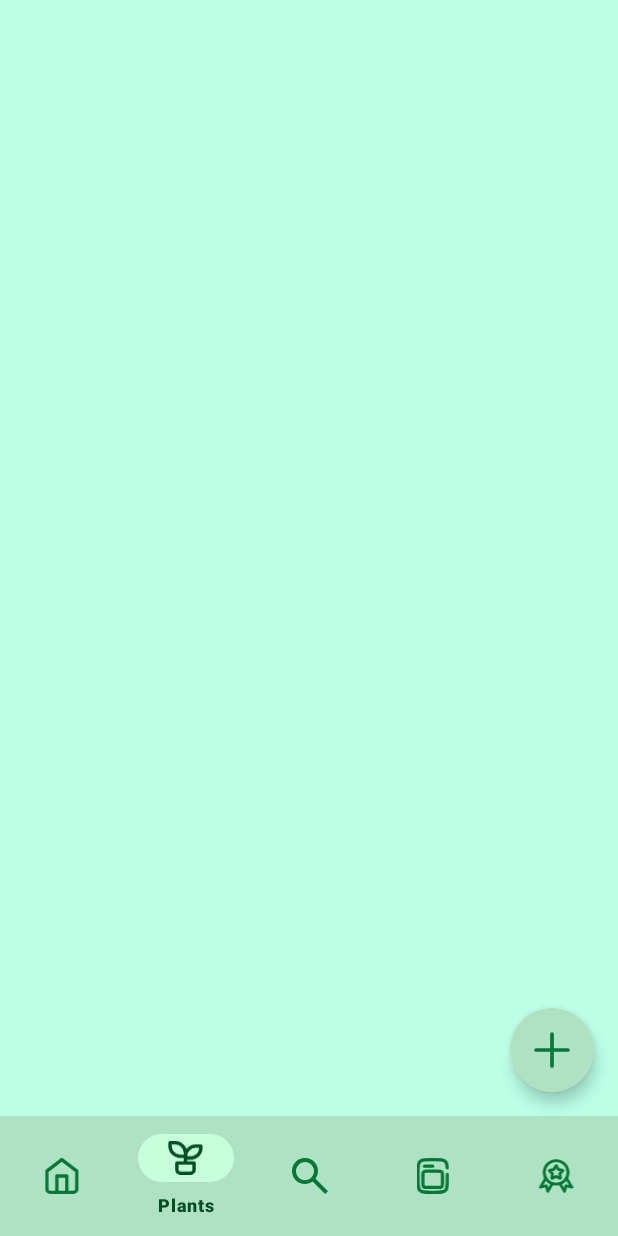
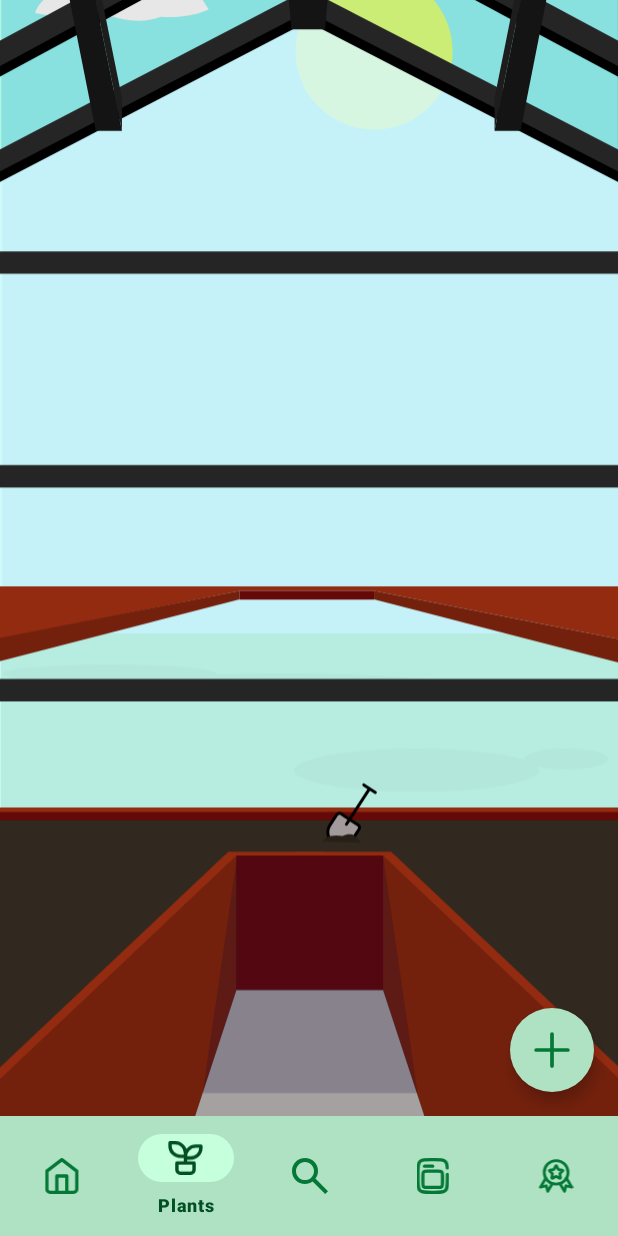
Before and after one commit to dion-choy/mad-plantopia, an Android app: the screen it shows after launch (MainActivity), item 2 of the bottom bar chosen, on a phone screen of 412 x 824 dp. Run offline under Robolectric (Android 15) with nearby library versions, the phone set to English and light mode, and no system bars; our stand-ins replace Volley.

Commit message:
add plant not fully working but started on

```diff
--- a/app/build.gradle
+++ b/app/build.gradle
@@ -1,5 +1,6 @@
 plugins {
     alias(libs.plugins.android.application)
+    alias(libs.plugins.google.gms.google.services)
 }
 
 android {
@@ -47,6 +48,7 @@ dependencies {
     implementation libs.material
     implementation libs.activity
     implementation libs.constraintlayout
+    implementation libs.firebase.auth
     testImplementation libs.junit
     androidTestImplementation libs.ext.junit
     androidTestImplementation libs.espresso.core
@@ -56,6 +58,8 @@ dependencies {
     implementation 'com.squareup.picasso:picasso:2.8'
 
     implementation 'pl.droidsonroids.gif:android-gif-drawable:1.2.17'
+
+    implementation 'com.hbb20:ccp:2.5.0'
 
     def camerax_version = "1.2.2"
     implementation "androidx.camera:camera-core:${camerax_version}"
--- a/app/src/main/java/com/sp/madproj/AddPlantActivity.java
+++ b/app/src/main/java/com/sp/madproj/AddPlantActivity.java
@@ -4,13 +4,17 @@ import android.os.Bundle;
 import android.text.Editable;
 import android.text.TextWatcher;
 import android.util.Log;
+import android.view.LayoutInflater;
 import android.view.View;
+import android.view.ViewGroup;
 import android.view.animation.Animation;
 import android.view.animation.AnimationUtils;
+import android.widget.AdapterView;
 import android.widget.ArrayAdapter;
 import android.widget.AutoCompleteTextView;
 import android.widget.ImageButton;
 import android.widget.ImageView;
+import android.widget.TextView;
 import android.widget.Toast;
 
 import androidx.appcompat.app.AppCompatActivity;
@@ -48,6 +52,7 @@ public class AddPlantActivity extends AppCompatActivity {
     AutoCompleteTextView speciesInput;
 
     List<String> model = new ArrayList<String>();
+    List<String> queries = new ArrayList<String>();
     ArrayAdapter<String> adapter = null;
 
     boolean queueFilled = false;
@@ -70,16 +75,12 @@ public class AddPlantActivity extends AppCompatActivity {
         selectVine.setOnClickListener(plantSelection);
         selectCactus.setOnClickListener(plantSelection);
 
-        model.add("aloe vera");
-        adapter = new ArrayAdapter<String>(this,android.R.layout.select_dialog_item, model);
+        adapter = new ArrayAdapter<String>(this, R.layout.autocomplete_dropdown, model);
         speciesInput = findViewById(R.id.speciesInput);
-        speciesInput.setThreshold(3);
         speciesInput.setAdapter(adapter);
         speciesInput.addTextChangedListener(new TextWatcher() {
             @Override
-            public void beforeTextChanged(CharSequence charSequence, int i, int i1, int i2) {
-
-            }
+            public void beforeTextChanged(CharSequence charSequence, int i, int i1, int i2) {}
 
             @Override
             public void onTextChanged(CharSequence charSequence, int i, int i1, int i2) {
@@ -87,8 +88,12 @@ public class AddPlantActivity extends AppCompatActivity {
             }
 
             @Override
-            public void afterTextChanged(Editable editable) {
-
+            public void afterTextChanged(Editable editable) {}
+        });
+        speciesInput.setOnItemClickListener(new AdapterView.OnItemClickListener() {
+            @Override
+            public void onItemClick(AdapterView<?> adapterView, View view, int i, long l) {
+                Toast.makeText(getApplicationContext(), queries.get(i), Toast.LENGTH_SHORT).show();
             }
         });
 
@@ -100,11 +105,11 @@ public class AddPlantActivity extends AppCompatActivity {
         });
     }
 
+    String prevQuery = "";
     void getAutoComplete(String query) {
         RequestQueue queue = Volley.newRequestQueue(this);
 
-        String plantApi = "https://plant.id/api/v3/kb/plants/name_search?q=" +
-                query;
+        String plantApi = "https://plant.id/api/v3/kb/plants/name_search?q=" + query;
 
         JsonObjectRequest jsonObjectRequest = new JsonObjectRequest(Request.Method.GET, plantApi, null, new Response.Listener<JSONObject>() {
             @Override
@@ -115,10 +120,18 @@ public class AddPlantActivity extends AppCompatActivity {
                     JSONArray matches = response.getJSONArray("entities");
                     for (int i = 0; i < matches.length(); i++) {
                         adapter.add(matches.getJSONObject(i).getString("matched_in"));
+                        queries.add(matches.getJSONObject(i).getString("access_token"));
                     }
                     adapter.notifyDataSetChanged();
 
-                    speciesInput.showDropDown();
+                    if (!query.equals(prevQuery)) {
+                        int selectionStart = speciesInput.getSelectionStart();
+                        int selectionEnd = speciesInput.getSelectionEnd();
+                        speciesInput.setText(speciesInput.getText());
+                        speciesInput.setSelection(selectionStart, selectionEnd);
+                    }
+                    prevQuery = query;
+                    Toast.makeText(getApplicationContext(), "Response", Toast.LENGTH_SHORT).show();
                     Log.d("Plant API Success", matches.getJSONObject(0).getString("entity_name"));
                 } catch (JSONException e) {
                     Log.e("Plant API Error", "Malformed Response: " + e.toString());
--- a/app/src/main/java/com/sp/madproj/HomeFrag.java
+++ b/app/src/main/java/com/sp/madproj/HomeFrag.java
@@ -7,6 +7,7 @@ import android.content.Context;
 import android.content.Intent;
 import android.content.IntentFilter;
 import android.content.SharedPreferences;
+import android.graphics.Color;
 import android.location.LocationManager;
 import android.net.ConnectivityManager;
 import android.net.NetworkInfo;
@@ -152,6 +153,7 @@ public class HomeFrag extends Fragment {
                     break;
                 case "3":
                     holder.notifType.setImageResource(R.drawable.notif_important);
+                    holder.notifType.setColorFilter(Color.RED);
                     break;
                 default:
                     Toast.makeText(getActivity().getApplicationContext(), notif.substring(0,1), Toast.LENGTH_SHORT).show();
--- /dev/null
+++ b/app/src/main/res/drawable/greenhouse.xml
@@ -0,0 +1,171 @@
+<vector xmlns:android="http://schemas.android.com/apk/res/android"
+    android:width="413dp"
+    android:height="892dp"
+    android:viewportWidth="413"
+    android:viewportHeight="892">
+  <group>
+    <clip-path
+        android:pathData="M0,0h413v892h-413z"/>
+    <path
+        android:pathData="M1.5,-6.5h412v892h-412z"
+        android:fillColor="#74DAD9"/>
+    <path
+        android:pathData="M0.5,496.5h413v411h-413z"
+        android:fillColor="#28B852"/>
+    <path
+        android:pathData="M1.5,523.5a71.5,6 0,1 0,143 0a71.5,6 0,1 0,-143 0z"
+        android:fillColor="#109937"/>
+    <path
+        android:pathData="M73.5,532.5a116.5,9 0,1 0,233 0a116.5,9 0,1 0,-233 0z"
+        android:fillColor="#109937"/>
+    <path
+        android:pathData="M360.5,588a82,14.5 0,1 0,-164 -0a82,14.5 0,1 0,164 -0z"
+        android:fillColor="#109937"/>
+    <path
+        android:pathData="M406.5,580.5a7,28 90,1 0,-56 -0a7,28 90,1 0,56 -0z"
+        android:fillColor="#109937"/>
+    <path
+        android:pathData="M302.5,107C302.5,135.99 278.99,159.5 250,159.5C221.01,159.5 197.5,135.99 197.5,107C197.5,78.01 221.01,54.5 250,54.5C278.99,54.5 302.5,78.01 302.5,107Z"
+        android:fillColor="#E3F14F"/>
+    <path
+        android:pathData="M-7.5,185.5L204.5,77L421.5,185.5V643.5H-7.5V185.5Z"
+        android:fillColor="#D5F8FF"
+        android:fillAlpha="0.83"/>
+    <path
+        android:pathData="M-12,241h436v15h-436z"
+        android:fillColor="#252525"/>
+    <path
+        android:pathData="M-11.5,527h436v15h-436z"
+        android:fillColor="#252525"/>
+    <path
+        android:pathData="M-11.5,384h436v15h-436z"
+        android:fillColor="#252525"/>
+    <path
+        android:pathData="M-9,465H422V502L250,468H160L-9,502V465Z"
+        android:fillColor="#932B11"/>
+    <path
+        android:pathData="M160,468V473.78L-9,517.5V501.39L160,468Z"
+        android:fillColor="#73210D"/>
+    <path
+        android:pathData="M250,468V473.78L419,517.5V501.39L250,468Z"
+        android:fillColor="#73210D"/>
+    <path
+        android:pathData="M160,468h90v6h-90z"
+        android:fillColor="#650808"/>
+    <path
+        android:pathData="M-7.5,616.5h433v16h-433z"
+        android:fillColor="#650808"/>
+    <path
+        android:pathData="M-7.5,615.5h433v16h-433z"
+        android:fillColor="#650808"/>
+    <path
+        android:pathData="M-7.5,621.5h433v254h-433z"
+        android:fillColor="#31291F"/>
+    <path
+        android:pathData="M419,616H-7V613H419L419,616Z"
+        android:fillColor="#932B11"/>
+    <path
+        android:pathData="M158,645H216.5L216.5,642.5H152.66L-19,805H-11L158,645Z"
+        android:fillColor="#932B11"/>
+    <path
+        android:pathData="M158,645V735L104,900H-11V805L158,645Z"
+        android:fillColor="#73210D"/>
+    <path
+        android:pathData="M158,645H150L-19,805H-11L158,645Z"
+        android:fillColor="#932B11"/>
+    <path
+        android:pathData="M256,645V735L310,900H425V805L256,645Z"
+        android:fillColor="#73210D"/>
+    <path
+        android:pathData="M256,645H264L433,805H425L256,645Z"
+        android:fillColor="#932B11"/>
+    <path
+        android:pathData="M256,645H197.5L197.5,642.5H261.33L433,805H425L256,645Z"
+        android:fillColor="#932B11"/>
+    <path
+        android:pathData="M158,645h98v90h-98z"
+        android:fillColor="#650808"/>
+    <path
+        android:pathData="M243.14,597.85L250.85,602.86L243.14,597.85ZM246.99,600.35L233.64,620.91L246.99,600.35ZM227.93,617.22L233.63,620.92L239.34,624.63C239.8,624.93 240.13,625.41 240.24,625.95C240.36,626.49 240.26,627.06 239.96,627.53L235.44,634.48L221,634.48C221,634.48 219.8,633.76 219.3,631.46C218.81,629.16 219.24,626.76 220.51,624.78L225.03,617.83C225.33,617.37 225.81,617.04 226.35,616.92C226.9,616.81 227.46,616.91 227.93,617.22L227.93,617.22Z"
+        android:fillColor="#A39B9B"/>
+    <path
+        android:pathData="M243.14,597.85L250.85,602.86M246.99,600.35L233.64,620.91M233.63,620.92L227.93,617.22L227.93,617.22C227.46,616.91 226.9,616.81 226.35,616.92C225.81,617.04 225.33,617.37 225.03,617.83L220.51,624.78C219.24,626.76 218.81,629.16 219.3,631.46C219.8,633.76 221,634.48 221,634.48L235.44,634.48L239.96,627.53C240.26,627.06 240.36,626.49 240.24,625.95C240.13,625.41 239.8,624.93 239.34,624.63L233.63,620.92ZM233.63,620.92L231.52,624.17"
+        android:strokeLineJoin="round"
+        android:strokeWidth="2"
+        android:fillColor="#00000000"
+        android:strokeColor="#000000"
+        android:strokeLineCap="round"/>
+    <path
+        android:pathData="M221,632.1C218.71,632.56 216,634.5 215.5,635.5L241,636.5C241,636.5 239,633.1 235.5,631.1C233.5,630.6 231.5,630.6 229,632.1C226,631.6 223.5,631.6 221,632.1Z"
+        android:fillColor="#262017"/>
+    <path
+        android:pathData="M158,735H256L310,900H104L158,735Z"
+        android:fillColor="#A6A1A1"/>
+    <path
+        android:pathData="M135.5,804L158.5,645.5H256L279,804H135.5Z"
+        android:fillColor="#0A083B"
+        android:fillAlpha="0.2"/>
+    <path
+        android:pathData="M0.5,-3.5H412.5V183L206,77L0.5,183V-3.5Z"
+        android:fillColor="#8CE2E1"
+        android:fillAlpha="0.84"/>
+    <path
+        android:pathData="M302.5,107C302.5,111.85 301.84,116.54 300.61,121C300.09,122.88 298.76,126.5 298.76,126.5L227.5,92.5L201.44,87C201.44,87 204.23,81.07 206,78.35C209.13,73.55 213.02,69.3 217.5,65.77C226.44,58.71 237.73,54.5 250,54.5C278.99,54.5 302.5,78 302.5,107Z"
+        android:fillColor="#E3F14F"
+        android:fillAlpha="0.68"/>
+    <path
+        android:pathData="M76,84.15C59.5,86.65 42,85.15 23.5,81.65C26,72.15 41,61.15 59.5,65.65C65.58,56.96 93.5,47.65 107.5,61.76C127,58.65 134.87,71.58 139.5,79.15C139.5,79.15 127.5,85.65 107.5,84.15C94.5,89.15 80.5,85.65 76,84.15Z"
+        android:fillColor="#E7E7E7"/>
+    <path
+        android:pathData="M333.5,37.5C317,40 308,38.24 289.5,34.74C297.5,27.27 301,25.27 313.5,25.27C333,11.77 350.5,11.77 367.5,20.77C384,16.77 398.23,23.22 406,34.74C388,39 349.5,40.76 333.5,37.5Z"
+        android:fillColor="#E7E7E7"/>
+    <path
+        android:pathData="M278,37.03C261.5,39.53 244,38.03 225.5,34.53C228,25.03 247,15.06 269,19.06C293,-6.44 322.5,3.88 341.5,32.03C341.5,32.03 329.5,38.53 309.5,37.03C296.5,42.03 282.5,38.53 278,37.03Z"
+        android:fillColor="#E7E7E7"/>
+    <path
+        android:pathData="M-4.5,189.5L205.5,80L417.5,189.5"
+        android:strokeWidth="13"
+        android:fillColor="#00000000"
+        android:strokeColor="#000000"/>
+    <path
+        android:pathData="M-4.5,182.5L205.5,73L417.5,182.5"
+        android:strokeWidth="13"
+        android:fillColor="#00000000"
+        android:strokeColor="#252525"/>
+    <path
+        android:pathData="M-4.5,118L205.5,4.5L417.5,118"
+        android:strokeWidth="15"
+        android:fillColor="#00000000"
+        android:strokeColor="#000000"/>
+    <path
+        android:pathData="M-4.5,111L205.5,-2.5L417.5,111"
+        android:strokeWidth="15"
+        android:fillColor="#00000000"
+        android:strokeColor="#252525"/>
+    <path
+        android:pathData="M-4.5,28L205.5,-85.5L417.5,28"
+        android:strokeWidth="15"
+        android:fillColor="#00000000"
+        android:strokeColor="#000000"/>
+    <path
+        android:pathData="M-4.5,21L205.5,-92.5L417.5,21"
+        android:strokeWidth="15"
+        android:fillColor="#00000000"
+        android:strokeColor="#252525"/>
+    <path
+        android:pathData="M186.5,-9.5L194.71,92.5H217.29L225.5,-9.5H186.5Z"
+        android:fillColor="#141414"/>
+    <path
+        android:pathData="M30,-10.5L64,160.35H81.5L47,-10.5H30Z"
+        android:fillColor="#141414"/>
+    <path
+        android:pathData="M47,-32.5L81.5,138.5V160.35L47,-10.5V-32.5Z"
+        android:fillColor="#1D1D1D"/>
+    <path
+        android:pathData="M381.5,-10.5L347.83,160.35H330.5L364.67,-10.5H381.5Z"
+        android:fillColor="#141414"/>
+    <path
+        android:pathData="M364.67,-32.5L330.5,138.5V160.35L364.67,-10.5V-32.5Z"
+        android:fillColor="#1D1D1D"/>
+  </group>
+</vector>
--- a/app/src/main/res/layout/activity_add_plant.xml
+++ b/app/src/main/res/layout/activity_add_plant.xml
@@ -30,7 +30,8 @@
             android:layout_width="match_parent"
             android:layout_height="wrap_content"
             android:hint="Give your plant a name!"
-            app:boxBackgroundColor="@color/nav_bar_background">
+            app:boxBackgroundColor="?attr/colorSurfaceContainer"
+            app:hintTextColor="?android:attr/textColor">
 
             <com.google.android.material.textfield.TextInputEditText
                 android:id="@+id/nameInput"
@@ -43,8 +44,9 @@
             style="?attr/textInputFilledStyle"
             android:layout_width="match_parent"
             android:layout_height="wrap_content"
-            android:hint="Enter something"
-            app:boxBackgroundColor="@color/nav_bar_background" >
+            android:hint="Enter plant species"
+            app:boxBackgroundColor="?attr/colorSurfaceContainer"
+            app:helperTextTextColor="?android:attr/textColor">
 
             <AutoCompleteTextView
                 android:id="@+id/speciesInput"
@@ -52,7 +54,7 @@
                 android:layout_width="match_parent"
                 android:layout_height="match_parent"
                 android:layout_weight="1"
-                android:textColor="@color/dark_primary"
+                android:breakStrategy="simple"
                 app:dropDownBackgroundTint="@color/nav_bar_focus"
                 app:simpleItemSelectedColor="@color/light_text_em" />
         </com.google.android.material.textfield.TextInputLayout>
@@ -60,9 +62,10 @@
         <HorizontalScrollView
             android:id="@+id/selectPlantIcon"
             android:layout_width="match_parent"
-            android:layout_height="match_parent"
+            android:layout_height="wrap_content"
             android:fadingEdgeLength="50dp"
-            android:requiresFadingEdge="horizontal">
+            android:requiresFadingEdge="horizontal"
+            android:scrollbars="none">
 
             <androidx.constraintlayout.widget.ConstraintLayout
                 android:layout_width="wrap_content"
--- /dev/null
+++ b/app/src/main/res/layout/autocomplete_dropdown.xml
@@ -0,0 +1,13 @@
+<?xml version="1.0" encoding="utf-8"?>
+<TextView xmlns:android="http://schemas.android.com/apk/res/android"
+    android:id="@android:id/text1"
+    android:layout_width="match_parent"
+    android:layout_height="wrap_content"
+    android:minHeight="?android:attr/listPreferredItemHeight"
+    android:textAppearance="?android:attr/textAppearanceLarge"
+    android:textColor="@color/light_text_em"
+    android:gravity="center_vertical"
+    android:paddingStart="14dip"
+    android:paddingEnd="15dip"
+    android:ellipsize="marquee"
+    />
--- a/app/src/main/res/layout/fragment_home.xml
+++ b/app/src/main/res/layout/fragment_home.xml
@@ -36,7 +36,8 @@
                         android:layout_height="wrap_content"
                         android:layout_marginVertical="20dp"
                         android:layout_marginLeft="10dp"
-                        android:src="@drawable/weather_clear_day" />
+                        android:src="@drawable/weather_clear_day"
+                        app:tint="?android:attr/textColor" />
 
                     <LinearLayout
                         android:layout_width="wrap_content"
@@ -50,7 +51,6 @@
                             android:layout_margin="5dp"
                             android:gravity="center"
                             android:text="00"
-                            android:textColor="#000000"
                             android:textSize="60sp"
                             android:textStyle="bold" />
 
@@ -59,7 +59,6 @@
                             android:layout_height="match_parent"
                             android:layout_marginTop="25dp"
                             android:text="°C"
-                            android:textColor="#000000"
                             android:textSize="14sp"
                             android:textStyle="bold" />
 
@@ -71,7 +70,7 @@
                         android:layout_height="match_parent"
                         android:layout_marginHorizontal="5dp"
                         android:layout_marginVertical="10dp"
-                        android:background="#000000" />
+                        android:background="?android:attr/textColor" />
 
                     <TableLayout
                         android:layout_width="wrap_content"
@@ -85,15 +84,13 @@
                             <TextView
                                 android:layout_width="wrap_content"
                                 android:layout_height="wrap_content"
-                                android:text="Humidity: "
-                                android:textColor="#000000" />
+                                android:text="Humidity: " />
 
                             <TextView
                                 android:id="@+id/humidity"
                                 android:layout_width="wrap_content"
                                 android:layout_height="wrap_content"
-                                android:text="00%"
-                                android:textColor="#000000" />
+                                android:text="00%" />
                         </TableRow>
 
                     </TableLayout>
--- a/app/src/main/res/layout/fragment_plant.xml
+++ b/app/src/main/res/layout/fragment_plant.xml
@@ -9,6 +9,13 @@
     <androidx.constraintlayout.widget.ConstraintLayout
         android:layout_width="match_parent"
         android:layout_height="match_parent">
+
+        <ImageView
+            android:id="@+id/imageView"
+            android:layout_width="wrap_content"
+            android:layout_height="wrap_content"
+            android:scaleType="centerCrop"
+            android:src="@drawable/greenhouse" />
 
         <TextView
             android:id="@+id/shade"
--- a/app/src/main/res/layout/identif_row.xml
+++ b/app/src/main/res/layout/identif_row.xml
@@ -40,7 +40,6 @@
                 android:layout_marginTop="14dp"
                 android:layout_marginEnd="10dp"
                 android:text="Species name"
-                android:textColor="#000000"
                 app:layout_constraintEnd_toEndOf="parent"
                 app:layout_constraintStart_toEndOf="@+id/plantImage"
                 app:layout_constraintTop_toTopOf="parent" />
@@ -52,7 +51,6 @@
                 android:layout_marginStart="10dp"
                 android:layout_marginEnd="10dp"
                 android:text="Common name"
-                android:textColor="#000000"
                 app:layout_constraintEnd_toEndOf="parent"
                 app:layout_constraintStart_toEndOf="@+id/plantImage"
                 app:layout_constraintTop_toBottomOf="@id/identifSpecies" />
@@ -64,7 +62,6 @@
                 android:layout_marginStart="10dp"
                 android:layout_marginBottom="1dp"
                 android:text="00/00/00"
-                android:textColor="#000000"
                 app:layout_constraintBottom_toBottomOf="parent"
                 app:layout_constraintStart_toEndOf="@+id/plantImage" />
 
--- a/app/src/main/res/layout/notifs_row.xml
+++ b/app/src/main/res/layout/notifs_row.xml
@@ -23,14 +23,14 @@
                 android:layout_width="wrap_content"
                 android:layout_height="wrap_content"
                 android:layout_margin="10dp"
-                android:src="@drawable/notif_info" />
+                android:src="@drawable/notif_info"
+                app:tint="?android:attr/textColor" />
 
             <TextView
                 android:id="@+id/notifText"
                 android:layout_width="wrap_content"
                 android:layout_height="wrap_content"
-                android:text="Notification"
-                android:textColor="#000000" />
+                android:text="Notification" />
 
         </LinearLayout>
 
--- a/app/src/main/res/values-night/themes.xml
+++ b/app/src/main/res/values-night/themes.xml
@@ -13,6 +13,9 @@
     <!-- Base application theme. -->
     <style name="Base.Theme.MADproj" parent="Theme.Material3.DayNight.NoActionBar">
         <!-- Customize your dark theme here. -->
+        <item name="android:textColor">@color/dark_text</item>
+        <item name="textColorAlertDialogListItem">@color/light_text_em</item>
+
         <item name="colorPrimary">@color/dark_primary</item>
         <item name="android:textColorSecondary">@color/nav_bar_dark_background</item>
         <item name="android:windowBackground">@color/dark_background</item>
--- a/app/src/main/res/values/colors.xml
+++ b/app/src/main/res/values/colors.xml
@@ -1,12 +1,14 @@
 <?xml version="1.0" encoding="utf-8"?>
 <resources>
     <color name="light_primary">#047836</color>
-    <color name="dark_primary">#023B2D</color>
+    <color name="dark_primary">#AFE2C2</color>
     <color name="light_background">#BBFFE7</color>
     <color name="dark_background">#023B2D</color>
     <color name="nav_bar_background">#AFE2C2</color>
     <color name="nav_bar_focus">#C6FFDB</color>
+
     <color name="white">#FFFFFF</color>
+    <color name="black">#000000</color>
 
     <color name="nav_bar_dark_background">#027A44</color>
     <color name="nav_bar_focus_dark">#048E44</color>
--- a/app/src/main/res/values/themes.xml
+++ b/app/src/main/res/values/themes.xml
@@ -12,6 +12,9 @@
 
     <style name="Base.Theme.MADproj" parent="Theme.Material3.DayNight.NoActionBar">
         <!-- Customize your light theme here. -->
+        <item name="android:textColor">@color/black</item>
+        <item name="textColorAlertDialogListItem">@color/light_text_em</item>
+
         <item name="colorPrimary">@color/light_primary</item>
         <item name="android:textColorSecondary">@color/white</item>
         <item name="android:windowBackground">@color/light_background</item>
--- a/build.gradle
+++ b/build.gradle
@@ -1,4 +1,5 @@
 // Top-level build file where you can add configuration options common to all sub-projects/modules.
 plugins {
 alias(libs.plugins.android.application) apply false
+    alias(libs.plugins.google.gms.google.services) apply false
 }
--- a/gradle/libs.versions.toml
+++ b/gradle/libs.versions.toml
@@ -7,6 +7,9 @@ appcompat = "1.7.0"
 material = "1.12.0"
 activity = "1.8.0"
 constraintlayout = "2.2.0"
+googleGmsGoogleServices = "4.4.2"
+firebaseAuth = "23.1.0"
+firebaseFirestore = "25.1.1"
 
 [libraries]
 junit = { group = "junit", name = "junit", version.ref = "junit" }
@@ -16,6 +19,9 @@ appcompat = { group = "androidx.appcompat", name = "appcompat", version.ref = "a
 material = { group = "com.google.android.material", name = "material", version.ref = "material" }
 activity = { group = "androidx.activity", name = "activity", version.ref = "activity" }
 constraintlayout = { group = "androidx.constraintlayout", name = "constraintlayout", version.ref = "constraintlayout" }
+firebase-auth = { group = "com.google.firebase", name = "firebase-auth", version.ref = "firebaseAuth" }
+firebase-firestore = { group = "com.google.firebase", name = "firebase-firestore", version.ref = "firebaseFirestore" }
 
 [plugins]
 android-application = { id = "com.android.application", version.ref = "agp" }
+google-gms-google-services = { id = "com.google.gms.google-services", version.ref = "googleGmsGoogleServices" }
```
Also changed, not shown: 1 other file.
